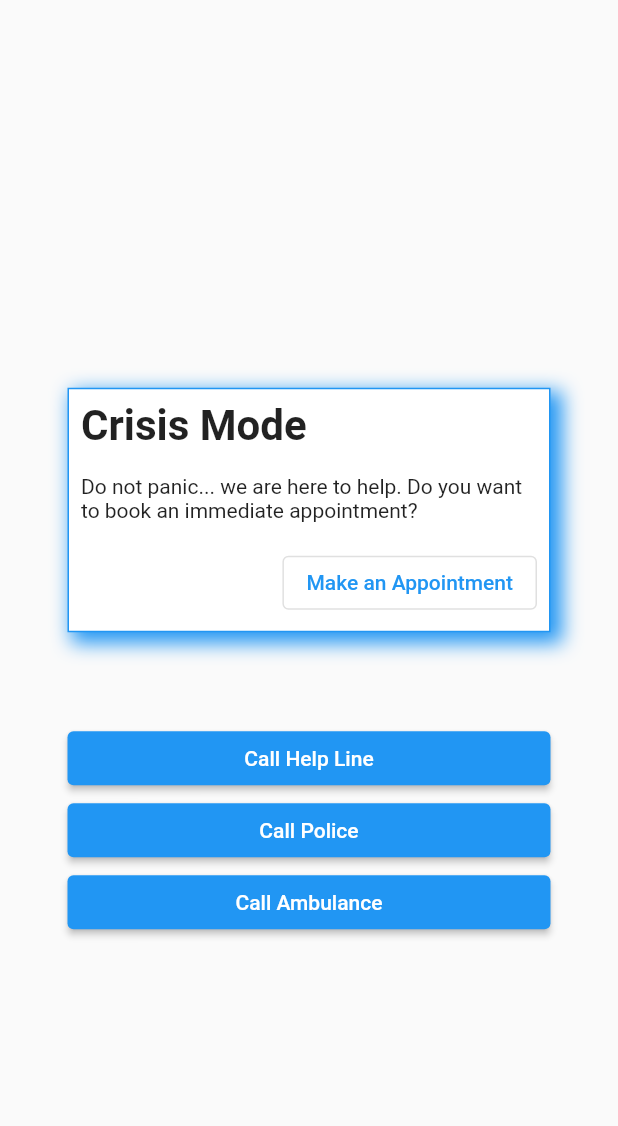
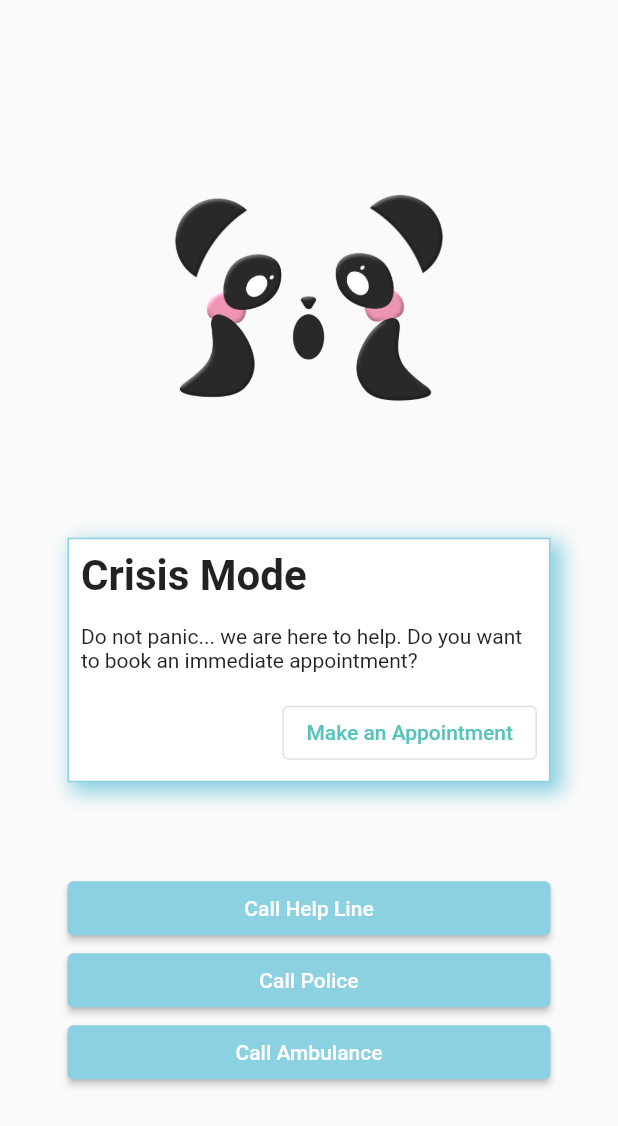
Before and after one commit to Milind220/CityHack22-DDD, a Flutter app: the MainFeedScreen screen opened by its route, after a tap on the "add alert" icon, on a phone screen of 412 x 824 dp. Shown: the top 1126 px of the screen. Run offline on Flutter 3.47's test engine with Material 2 defaults, Android fonts, the phone set to English and light mode, and no system bars; our stand-ins replace cloud_firestore, firebase_auth, firebase_core, google_fonts, google_sign_in, rxdart and 1 more; accounts and stored records are empty.

Commit message:
preferences colors update

```diff
--- a/lib/components/crisisbutton.dart
+++ b/lib/components/crisisbutton.dart
@@ -1,4 +1,5 @@
 import 'package:flutter/material.dart';
+import '../constants.dart';
 
 class CrisisButton extends StatelessWidget {
   final VoidCallback onClicFunc;
@@ -9,7 +10,7 @@ class CrisisButton extends StatelessWidget {
   Widget build(BuildContext context) {
     return FloatingActionButton(
         onPressed: onClicFunc,
-        backgroundColor: Colors.red,
+        backgroundColor: kSlightlyMoreAgressive,
         child: const Icon(Icons.add_alert_outlined));
   }
 }
--- a/lib/components/crisistextbox.dart
+++ b/lib/components/crisistextbox.dart
@@ -1,4 +1,5 @@
 import 'package:flutter/material.dart';
+import '../constants.dart';
 
 class CrisisTextBox extends StatelessWidget {
   const CrisisTextBox({Key? key}) : super(key: key);
@@ -28,6 +29,8 @@ class CrisisTextBox extends StatelessWidget {
                   padding: const EdgeInsets.all(8.0),
                   alignment: Alignment.centerRight,
                   child: OutlinedButton(
+                    style:
+                        OutlinedButton.styleFrom(primary: kMaxBlueGreenColour),
                     child: Text('Make an Appointment'),
                     onPressed: () => {null},
                   )),
@@ -37,14 +40,14 @@ class CrisisTextBox extends StatelessWidget {
           decoration: const BoxDecoration(
               color: Colors.white,
               border: Border(
-                top: BorderSide(width: 1.0, color: Colors.blue),
-                left: BorderSide(width: 1.0, color: Colors.blue),
-                right: BorderSide(width: 1.0, color: Colors.blue),
-                bottom: BorderSide(width: 1.0, color: Colors.blue),
+                top: BorderSide(width: 1.0, color: kMiddleBlueColour),
+                left: BorderSide(width: 1.0, color: kMiddleBlueColour),
+                right: BorderSide(width: 1.0, color: kMiddleBlueColour),
+                bottom: BorderSide(width: 1.0, color: kMiddleBlueColour),
               ),
               boxShadow: [
                 BoxShadow(
-                  color: Colors.blue,
+                  color: kMiddleBlueColour,
                   spreadRadius: 3,
                   blurRadius: 10,
                   offset: Offset(5, 5),
--- a/lib/components/doctorlisttile.dart
+++ b/lib/components/doctorlisttile.dart
@@ -1,6 +1,7 @@
 import 'package:flutter/material.dart';
 import 'package:sampleapp/utils/consts.dart';
 import '../components/pillcomponent.dart';
+import '../constants.dart';
 
 class DoctorListTile extends StatelessWidget {
   const DoctorListTile({Key? key}) : super(key: key);
@@ -93,9 +94,9 @@ class PillArea extends StatelessWidget {
         children: [
           Column(
             children: [
-              PillComponent(PillColor: Colors.greenAccent, PillText: 'Match'),
-              PillComponent(PillColor: Colors.greenAccent, PillText: 'Match'),
-              PillComponent(PillColor: Colors.greenAccent, PillText: 'Match'),
+              PillComponent(PillColor: kMaxBlueGreenColour, PillText: 'Match'),
+              PillComponent(PillColor: kMaxBlueGreenColour, PillText: 'Match'),
+              PillComponent(PillColor: kMaxBlueGreenColour, PillText: 'Match'),
             ],
           ),
           Column(
@@ -103,11 +104,11 @@ class PillArea extends StatelessWidget {
               Column(
                 children: [
                   PillComponent(
-                      PillColor: Colors.redAccent, PillText: 'misMatch'),
+                      PillColor: kAmaranthPinkColour, PillText: 'misMatch'),
                   PillComponent(
-                      PillColor: Colors.redAccent, PillText: 'misMatch'),
+                      PillColor: kAmaranthPinkColour, PillText: 'misMatch'),
                   PillComponent(
-                      PillColor: Colors.redAccent, PillText: 'misMatch'),
+                      PillColor: kAmaranthPinkColour, PillText: 'misMatch'),
                 ],
               ),
             ],
--- a/lib/components/normalbutton.dart
+++ b/lib/components/normalbutton.dart
@@ -1,5 +1,5 @@
 //import 'dart:html';
-
+import '../constants.dart';
 import 'package:flutter/material.dart';
 
 class NormalButton extends StatelessWidget {
@@ -12,7 +12,12 @@ class NormalButton extends StatelessWidget {
   @override
   Widget build(BuildContext context) {
     return Container(
-        width: double.infinity,
-        child: ElevatedButton(onPressed: onClickFunc, child: Text(buttonText)));
+      width: double.infinity,
+      child: ElevatedButton(
+        onPressed: onClickFunc,
+        child: Text(buttonText),
+        style: ElevatedButton.styleFrom(primary: kMiddleBlueColour),
+      ),
+    );
   }
 }
--- a/lib/constants.dart
+++ b/lib/constants.dart
@@ -13,6 +13,7 @@ const kGlaucousColour = Color(0xFF6589C3);
 const kCameoPinkColour = Color(0xFFECB9C6);
 const kAmaranthPinkColour = Color(0xFFEE95B3);
 const kDeepChampagneColour = Color(0xFFECD099);
+const kSlightlyMoreAgressive = Color(0xFFEE7979);
 
 final kButtonTextStyle = TextStyle(
   // GoogleFonts gives you access to a ton of font families.
--- a/lib/pages/crisis.dart
+++ b/lib/pages/crisis.dart
@@ -15,6 +15,9 @@ class CrisisScreen extends StatelessWidget {
           mainAxisAlignment: MainAxisAlignment.center,
           crossAxisAlignment: CrossAxisAlignment.center,
           children: [
+            Container(
+                height: 200,
+                child: Image.asset('assets/images/worried_pinpan.png')),
             CrisisTextBox(),
             NormalButton(
                 buttonText: 'Call Help Line', onClickFunc: () => {null}),
--- a/lib/pages/landing_page.dart
+++ b/lib/pages/landing_page.dart
@@ -2,6 +2,7 @@
 import '../components/normalbutton.dart';
 import 'package:flutter/material.dart';
 import '../components/crisisbutton.dart';
+import '../constants.dart';
 
 class LandPage extends StatelessWidget {
   const LandPage({Key? key}) : super(key: key);
--- a/lib/pages/main_feed.dart
+++ b/lib/pages/main_feed.dart
@@ -2,6 +2,7 @@ import 'package:flutter/material.dart';
 import 'package:sampleapp/utils/consts.dart';
 import '../components/crisisbutton.dart';
 import '../components/doctorlisttile.dart';
+import '../constants.dart';
 
 class MainFeedScreen extends StatelessWidget {
   const MainFeedScreen({Key? key}) : super(key: key);
@@ -25,8 +26,10 @@ class MainFeedScreen extends StatelessWidget {
                   mainAxisAlignment: MainAxisAlignment.spaceEvenly,
                   children: [
                     Container(
-                      margin: EdgeInsets.only(bottom: 40, top: 0),
+                      margin: EdgeInsets.only(bottom: 40, top: 15),
                       child: OutlinedButton(
+                          style: OutlinedButton.styleFrom(
+                              primary: kMaxBlueGreenColour),
                           onPressed: () => {
                                 Navigator.pushNamed(context, '/feed'),
                               },
@@ -35,6 +38,8 @@ class MainFeedScreen extends StatelessWidget {
                     Container(
                       margin: EdgeInsets.only(bottom: 40, top: 15),
                       child: OutlinedButton(
+                          style: OutlinedButton.styleFrom(
+                              primary: kMaxBlueGreenColour),
                           onPressed: () => {
                                 Navigator.pushNamed(context, '/feed'),
                               },
@@ -82,6 +87,8 @@ class MainFeedScreen extends StatelessWidget {
                   width: 250,
                   margin: EdgeInsets.symmetric(vertical: 40),
                   child: OutlinedButton(
+                    style:
+                        OutlinedButton.styleFrom(primary: kMaxBlueGreenColour),
                     onPressed: () => {null},
 
                     child: Container(
@@ -99,12 +106,13 @@ class MainFeedScreen extends StatelessWidget {
                 Container(
                   margin: EdgeInsets.only(bottom: 0),
                   child: ElevatedButton(
-                      onPressed: () =>
-                          {Navigator.pushNamed(context, '/viewall')},
-                      child: Text(
-                        'View More',
-                        style: TextStyle(fontSize: 40),
-                      )),
+                    style: ElevatedButton.styleFrom(primary: kMiddleBlueColour),
+                    onPressed: () => {Navigator.pushNamed(context, '/viewall')},
+                    child: Text(
+                      'View More',
+                      style: TextStyle(fontSize: 40),
+                    ),
+                  ),
                 ),
                 Image.asset('assets/images/pinpan.png'),
               ],
--- a/lib/pages/preferences.dart
+++ b/lib/pages/preferences.dart
@@ -5,6 +5,7 @@ import 'package:sampleapp/components/crisisbutton.dart';
 import 'package:sampleapp/components/normalbutton.dart';
 import 'package:sampleapp/components/prompt_text.dart';
 import 'package:sampleapp/utils/consts.dart';
+import '../constants.dart';
 
 class PreferenceScreen extends StatelessWidget {
   const PreferenceScreen({Key? key}) : super(key: key);
@@ -50,6 +51,7 @@ class FirstTab extends StatelessWidget {
               NormalButton(
                   buttonText: 'Yes, Let\'s GOOOOOO', onClickFunc: () => {}),
               OutlinedButton(
+                style: OutlinedButton.styleFrom(primary: kMaxBlueGreenColour),
                 onPressed: () => {},
                 child: Text('Not sure for now'),
               ),
```
